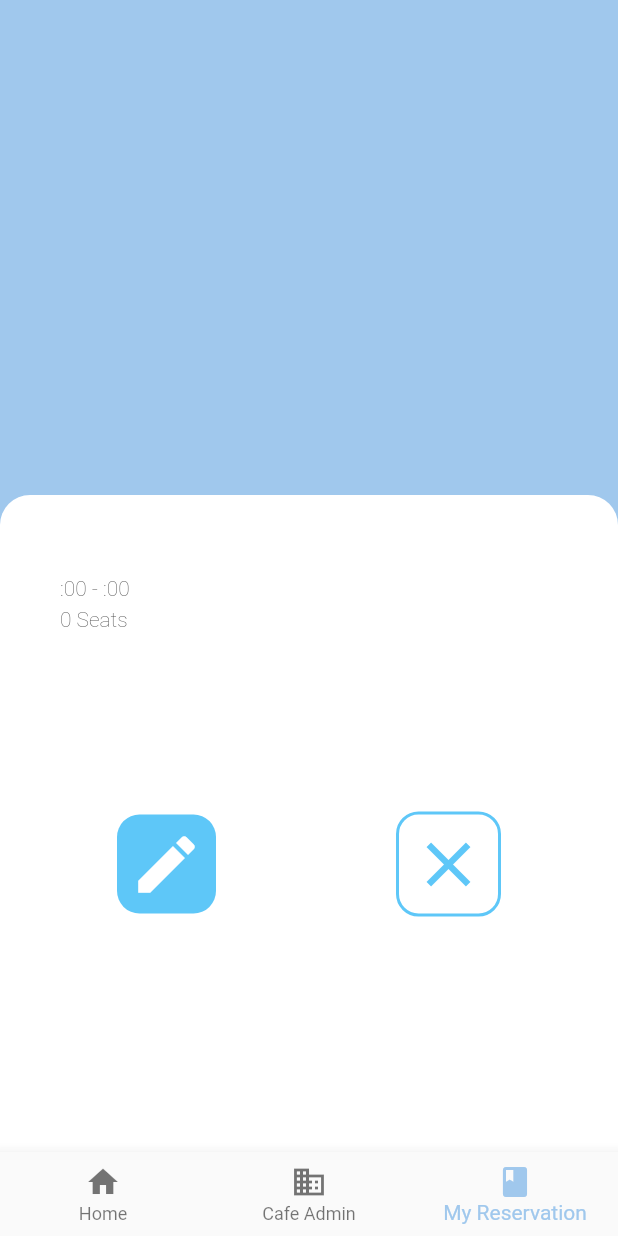
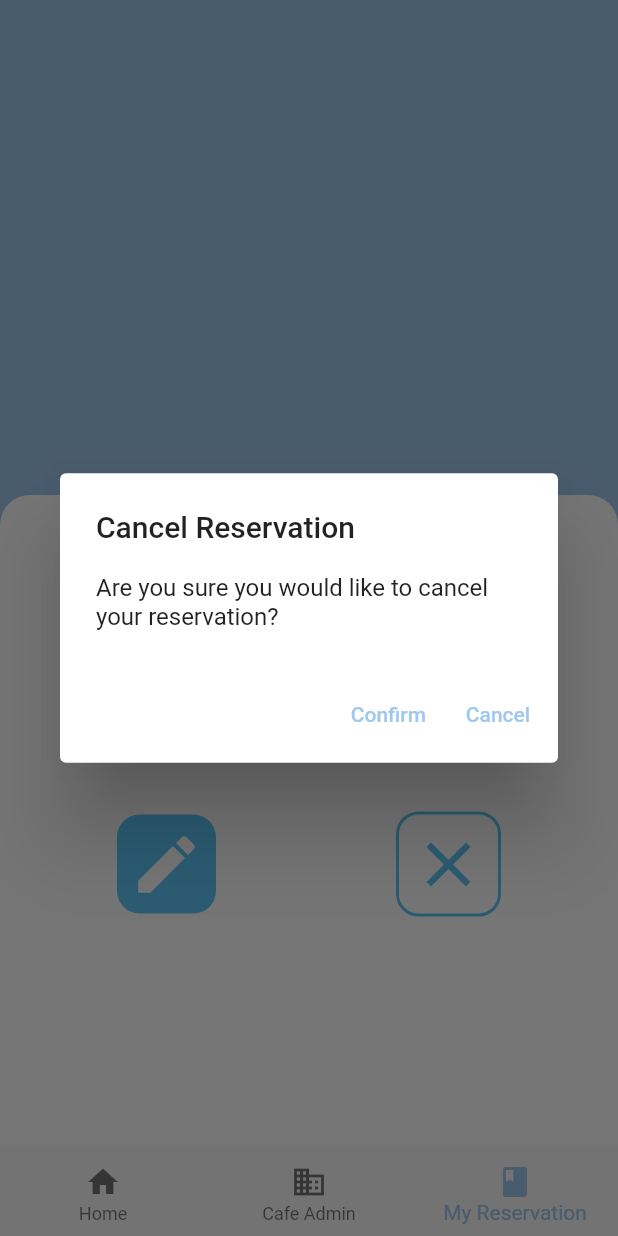
Before and after one commit to yangrchen/comp523-cafe-reservation, a Flutter app: the screen it shows once a user with an empty profile is signed in, item 3 of the bottom bar chosen, after a tap on the "close" icon, on a phone screen of 412 x 824 dp. Run offline on Flutter 3.47's test engine with Material 2 defaults, Android fonts, the phone set to English and light mode, and no system bars; our stand-ins replace cloud_firestore, firebase_auth, firebase_core, flutter_hooks; accounts and stored records are empty.

Commit message:
Delete reservation with proper UI state changes

```diff
--- a/cafe_reservation/lib/main.dart
+++ b/cafe_reservation/lib/main.dart
@@ -57,7 +57,6 @@ class _AppState extends State<App> {
                 builder: (context, snapshot) {
                   if (snapshot.connectionState == ConnectionState.active) {
                     User? user = snapshot.data as User?;
-                    log("${user}");
                     if (user == null) {
                       return Provider<U.User>(
                         create: (context) => U.User.blank(),
--- a/cafe_reservation/lib/models/reservation.dart
+++ b/cafe_reservation/lib/models/reservation.dart
@@ -1,9 +1,8 @@
 import 'package:cloud_firestore/cloud_firestore.dart';
-import 'package:flutter/material.dart';
 
 import 'cafe.dart';
 
-class Reservation extends ChangeNotifier {
+class Reservation {
   late String userid; //CHANGE TO REFERENCE TO USER OBJECT LATER
   late Cafe cafe;
   late List<String> tables;
@@ -23,7 +22,6 @@ class Reservation extends ChangeNotifier {
     date = data['date'];
     startTime = data['startTime'];
     endTime = data['endTime'];
-    notifyListeners();
   }
 
   static bool deleteReservation(String userid) {
--- a/cafe_reservation/lib/pages/current_reservation.dart
+++ b/cafe_reservation/lib/pages/current_reservation.dart
@@ -1,7 +1,6 @@
 import 'dart:developer';
 
 import 'package:cafe_reservation/database.dart';
-import 'package:cafe_reservation/models/reservation.dart';
 import 'package:cafe_reservation/models/user.dart';
 import 'package:cafe_reservation/widgets/cafe_info_template.dart';
 import 'package:flutter/material.dart';
@@ -17,37 +16,39 @@ class CurrentReservationPage extends HookWidget {
       'light': FontWeight.w200,
     };
     User user = Provider.of<User>(context);
-    final _reservationMemo =
-        useMemoized(() => Database.readReservation(userid: user.uid));
-    final _reservation = useFuture(_reservationMemo);
+    final _refresh = useState(0);
+    final _resMemo = useMemoized(
+      () => Database.readReservation(userid: user.uid),
+      [_refresh.value],
+    );
+    final _res = useFuture(_resMemo, preserveState: false);
     return CafeInfoTemplate(
       children: <Widget>[
         Text(
-          _reservation.data?.cafe.name ?? 'No Reservation',
+          _res.data?.cafe.name ?? 'No Reservation',
           style: const TextStyle(fontSize: 24, fontWeight: FontWeight.bold),
         ),
         const SizedBox(height: 5),
         Text(
-          _reservation.data?.cafe.address ?? 'No address found.',
+          _res.data?.cafe.address ?? 'No address found.',
           style: TextStyle(
             fontSize: 14,
             fontWeight: textStyle['light'],
           ),
         ),
-        if (_reservation.hasData) ...[
+        if (_res.hasData) ...[
           const SizedBox(height: 5.0),
           Text(
-            '${_reservation.data!.startTime}:00 - ${_reservation.data!.endTime}:00',
+            '${_res.data!.startTime}:00 - ${_res.data!.endTime}:00',
             style: TextStyle(fontWeight: textStyle['light']),
           ),
           const SizedBox(height: 5.0),
           Text(
-            _reservation.data!.size == 1
-                ? '${_reservation.data!.size} Seat'
-                : '${_reservation.data!.size} Seats',
+            _res.data!.size == 1
+                ? '${_res.data!.size} Seat'
+                : '${_res.data!.size} Seats',
             style: TextStyle(fontWeight: textStyle['light']),
           ),
-        ],
           const SizedBox(height: 120.0),
           Row(
             mainAxisAlignment: MainAxisAlignment.center,
@@ -69,7 +70,28 @@ class CurrentReservationPage extends HookWidget {
               Container(
                   child: IconButton(
                     onPressed: () {
-                    Database.deleteReservation(userid: user.uid);
+                      showDialog<String>(
+                        context: context,
+                        builder: (BuildContext context) => AlertDialog(
+                          title: const Text('Cancel Reservation'),
+                          content: const Text(
+                              'Are you sure you would like to cancel your reservation?'),
+                          actions: <Widget>[
+                            TextButton(
+                              onPressed: () => {
+                                Database.deleteReservation(userid: user.uid),
+                                _refresh.value++,
+                                Navigator.pop(context)
+                              },
+                              child: const Text('Confirm'),
+                            ),
+                            TextButton(
+                              onPressed: () => Navigator.pop(context, 'Cancel'),
+                              child: const Text('Cancel'),
+                            ),
+                          ],
+                        ),
+                      );
                     },
                     icon: const Icon(
                       Icons.close,
@@ -85,7 +107,8 @@ class CurrentReservationPage extends HookWidget {
                     borderRadius: const BorderRadius.all(Radius.circular(15.0)),
                   )),
             ],
-        )
+          ),
+        ],
       ],
     );
   }
```
Also changed, not shown: cafe_reservation/lib/database.dart (+0 -77 lines). Lines whose indentation alone changed are shown as unchanged.
